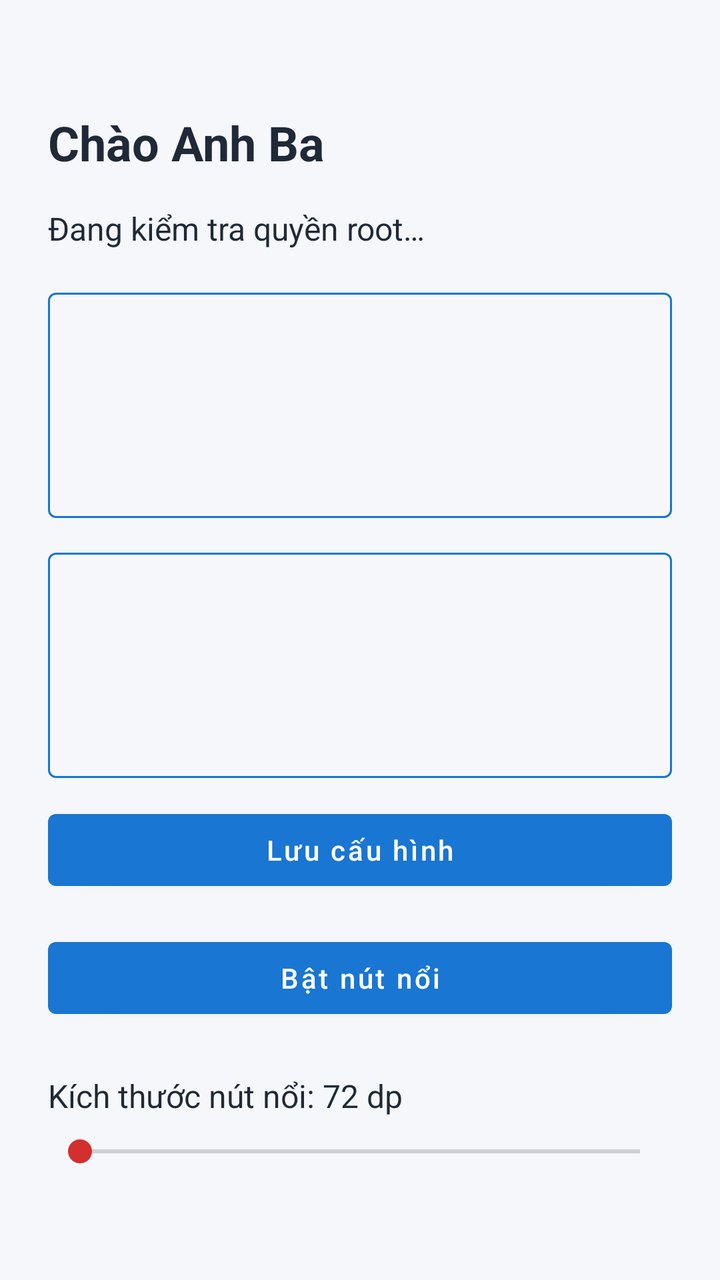
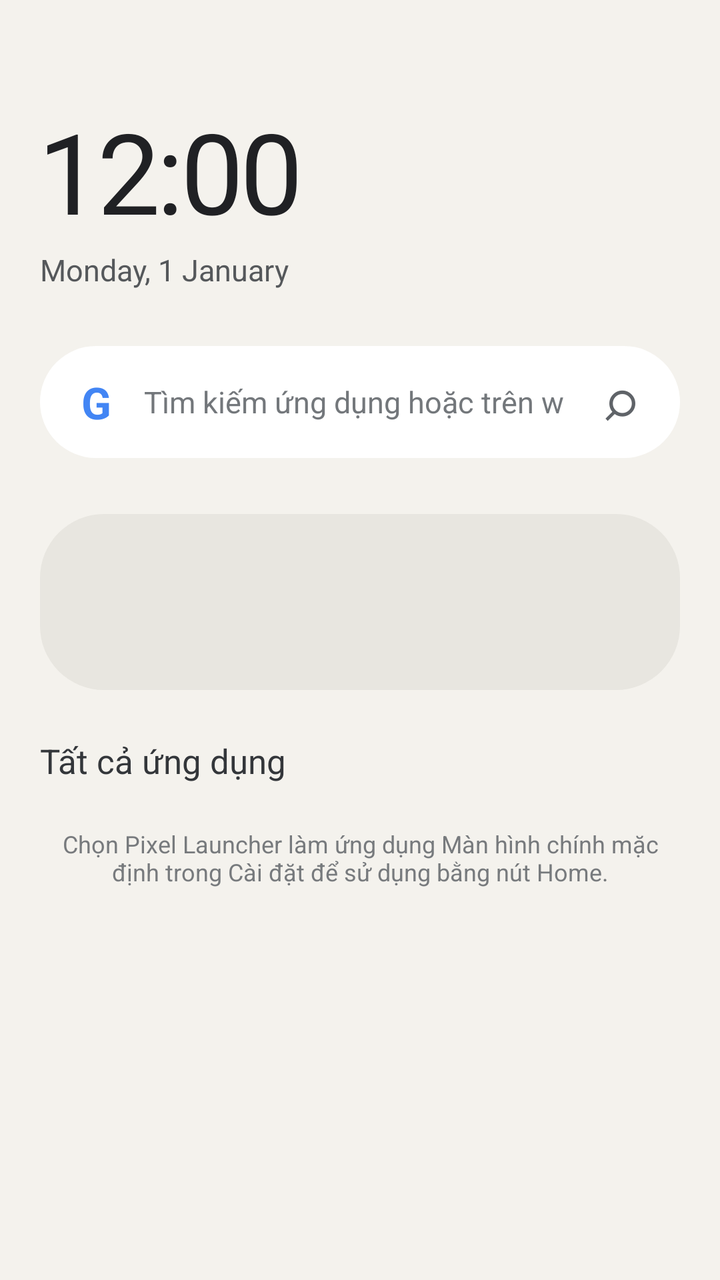

The first picture is an Android layout as it rendered before a commit; the second is the same layout after the commit. The layout source and the unified diff follow.
<!-- AndroidManifest.xml: application theme Theme.NutNoi -->
<!-- res/layout/activity_main.xml -->
<?xml version="1.0" encoding="utf-8"?>
<ScrollView xmlns:android="http://schemas.android.com/apk/res/android"
    xmlns:app="http://schemas.android.com/apk/res-auto"
    android:layout_width="match_parent"
    android:layout_height="match_parent"
    android:fillViewport="true"
    android:background="#F5F7FA">

    <LinearLayout
        android:layout_width="match_parent"
        android:layout_height="wrap_content"
        android:orientation="vertical"
        android:padding="24dp"
        android:gravity="center_vertical">

        <TextView
            android:layout_width="match_parent"
            android:layout_height="wrap_content"
            android:text="@string/greeting"
            android:textColor="#1F2937"
            android:textSize="24sp"
            android:textStyle="bold"
            android:layout_marginBottom="16dp" />

        <TextView
            android:id="@+id/rootStatus"
            android:layout_width="match_parent"
            android:layout_height="wrap_content"
            android:text="@string/root_status_checking"
            android:textColor="#1F2937"
            android:textSize="16sp"
            android:paddingBottom="16dp" />

        <com.google.android.material.textfield.TextInputLayout
            android:layout_width="match_parent"
            android:layout_height="wrap_content"
            android:layout_marginBottom="12dp"
            app:boxStrokeColor="@color/command_box_stroke"
            style="@style/Widget.MaterialComponents.TextInputLayout.OutlinedBox">

            <com.google.android.material.textfield.TextInputEditText
                android:id="@+id/blockCommandsInput"
                android:layout_width="match_parent"
                android:layout_height="wrap_content"
                android:gravity="top|start"
                android:inputType="textMultiLine|textNoSuggestions"
                android:minLines="4"
                android:maxLines="8"
                android:scrollbars="vertical"
                android:textColor="#1F2937"
                android:textStyle="bold" />
        </com.google.android.material.textfield.TextInputLayout>

        <com.google.android.material.textfield.TextInputLayout
            android:layout_width="match_parent"
            android:layout_height="wrap_content"
            android:layout_marginBottom="12dp"
            app:boxStrokeColor="@color/command_box_stroke"
            style="@style/Widget.MaterialComponents.TextInputLayout.OutlinedBox">

            <com.google.android.material.textfield.TextInputEditText
                android:id="@+id/unblockCommandsInput"
                android:layout_width="match_parent"
                android:layout_height="wrap_content"
                android:gravity="top|start"
                android:inputType="textMultiLine|textNoSuggestions"
                android:minLines="4"
                android:maxLines="8"
                android:scrollbars="vertical"
                android:textColor="#1F2937"
                android:textStyle="bold" />
        </com.google.android.material.textfield.TextInputLayout>

        <Button
            android:id="@+id/btnSaveCommands"
            android:layout_width="match_parent"
            android:layout_height="wrap_content"
            android:text="@string/save_configuration"
            android:textAllCaps="false"
            android:layout_marginBottom="16dp" />

        <Button
            android:id="@+id/btnToggleOverlay"
            android:layout_width="match_parent"
            android:layout_height="wrap_content"
            android:text="@string/enable_button"
            android:textAllCaps="false"
            android:layout_marginBottom="24dp" />

        <TextView
            android:id="@+id/overlaySizeLabel"
            android:layout_width="match_parent"
            android:layout_height="wrap_content"
            android:labelFor="@id/overlaySizeSeekBar"
            android:text="@string/overlay_size_value_default"
            android:textColor="#1F2937"
            android:textSize="16sp"
            android:paddingBottom="8dp" />

        <SeekBar
            android:id="@+id/overlaySizeSeekBar"
            android:layout_width="match_parent"
            android:layout_height="wrap_content"
            android:contentDescription="@string/overlay_size_label" />
    </LinearLayout>
</ScrollView>
<!-- resources referenced by this layout -->
<resources>
  <string name="enable_button">Bật nút nổi</string>
  <string name="greeting">Chào Anh Ba</string>
  <string name="overlay_size_label">Kích thước nút nổi</string>
  <string name="overlay_size_value_default">Kích thước nút nổi: 72 dp</string>
  <string name="root_status_checking">Đang kiểm tra quyền root…</string>
  <string name="save_configuration">Lưu cấu hình</string>
  <style name="Theme.NutNoi" parent="Theme.MaterialComponents.DayNight.NoActionBar">
          <item name="colorPrimary">#1976D2</item>
          <item name="colorPrimaryDark">#1565C0</item>
          <item name="colorAccent">#D32F2F</item>
          <item name="android:statusBarColor">@android:color/transparent</item>
          <item name="android:navigationBarColor">@android:color/transparent</item>
      </style>
</resources>

<!-- the commit's change to res/layout/activity_main.xml (unified diff, before → after) -->
@@ -1,106 +1,130 @@
 <?xml version="1.0" encoding="utf-8"?>
 <ScrollView xmlns:android="http://schemas.android.com/apk/res/android"
-    xmlns:app="http://schemas.android.com/apk/res-auto"
     android:layout_width="match_parent"
     android:layout_height="match_parent"
+    android:background="#F4F2ED"
     android:fillViewport="true"
-    android:background="#F5F7FA">
+    android:clipToPadding="false">
 
     <LinearLayout
         android:layout_width="match_parent"
         android:layout_height="wrap_content"
         android:orientation="vertical"
-        android:padding="24dp"
-        android:gravity="center_vertical">
+        android:paddingStart="20dp"
+        android:paddingTop="48dp"
+        android:paddingEnd="20dp"
+        android:paddingBottom="20dp">
+
+        <TextClock
+            android:layout_width="wrap_content"
+            android:layout_height="wrap_content"
+            android:format12Hour="h:mm"
+            android:format24Hour="HH:mm"
+            android:textColor="#202124"
+            android:textSize="56sp"
+            android:fontFamily="sans"
+            android:letterSpacing="-0.03"
+            android:importantForAccessibility="yes" />
+
+        <TextView
+            android:id="@+id/dateLabel"
+            android:layout_width="wrap_content"
+            android:layout_height="wrap_content"
+            android:layout_marginTop="2dp"
+            android:textColor="#55585B"
+            android:textSize="15sp"
+            android:text="Monday, 1 January" />
+
+        <Space
+            android:layout_width="match_parent"
+            android:layout_height="28dp" />
+
+        <LinearLayout
+            android:layout_width="match_parent"
+            android:layout_height="56dp"
+            android:background="@drawable/search_bar_background"
+            android:gravity="center_vertical"
+            android:orientation="horizontal"
+            android:paddingStart="16dp"
+            android:paddingEnd="10dp">
+
+            <TextView
+                android:layout_width="24dp"
+                android:layout_height="wrap_content"
+                android:gravity="center"
+                android:text="G"
+                android:textColor="#4285F4"
+                android:textSize="22sp"
+                android:textStyle="bold"
+                android:contentDescription="Google" />
+
+            <EditText
+                android:id="@+id/searchInput"
+                android:layout_width="0dp"
+                android:layout_height="match_parent"
+                android:layout_weight="1"
+                android:background="@android:color/transparent"
+                android:hint="@string/search_hint"
+                android:imeOptions="actionSearch"
+                android:inputType="text"
+                android:paddingStart="12dp"
+                android:paddingEnd="8dp"
+                android:singleLine="true"
+                android:textColor="#202124"
+                android:textColorHint="#73777B"
+                android:textSize="15sp" />
+
+            <TextView
+                android:id="@+id/searchAction"
+                android:layout_width="40dp"
+                android:layout_height="match_parent"
+                android:clickable="true"
+                android:contentDescription="@string/search"
+                android:focusable="true"
+                android:gravity="center"
+                android:text="⌕"
+                android:textColor="#5F6368"
+                android:textSize="28sp" />
+        </LinearLayout>
+
+        <Space
+            android:layout_width="match_parent"
+            android:layout_height="28dp" />
+
+        <LinearLayout
+            android:id="@+id/dock"
+            android:layout_width="match_parent"
+            android:layout_height="88dp"
+            android:background="@drawable/dock_background"
+            android:gravity="center"
+            android:orientation="horizontal"
+            android:paddingStart="6dp"
+            android:paddingEnd="6dp" />
 
         <TextView
             android:layout_width="match_parent"
             android:layout_height="wrap_content"
-            android:text="@string/greeting"
-            android:textColor="#1F2937"
-            android:textSize="24sp"
-            android:textStyle="bold"
-            android:layout_marginBottom="16dp" />
+            android:layout_marginTop="24dp"
+            android:layout_marginBottom="10dp"
+            android:text="@string/all_apps"
+            android:textColor="#33363A"
+            android:textSize="17sp"
+            android:textStyle="normal" />
+
+        <GridLayout
+            android:id="@+id/appsGrid"
+            android:layout_width="match_parent"
+            android:layout_height="wrap_content"
+            android:columnCount="4"
+            android:useDefaultMargins="false" />
 
         <TextView
-            android:id="@+id/rootStatus"
             android:layout_width="match_parent"
             android:layout_height="wrap_content"
-            android:text="@string/root_status_checking"
-            android:textColor="#1F2937"
-            android:textSize="16sp"
-            android:paddingBottom="16dp" />
-
-        <com.google.android.material.textfield.TextInputLayout
-            android:layout_width="match_parent"
-            android:layout_height="wrap_content"
-            android:layout_marginBottom="12dp"
-            app:boxStrokeColor="@color/command_box_stroke"
-            style="@style/Widget.MaterialComponents.TextInputLayout.OutlinedBox">
-
-            <com.google.android.material.textfield.TextInputEditText
-                android:id="@+id/blockCommandsInput"
-                android:layout_width="match_parent"
-                android:layout_height="wrap_content"
-                android:gravity="top|start"
-                android:inputType="textMultiLine|textNoSuggestions"
-                android:minLines="4"
-                android:maxLines="8"
-                android:scrollbars="vertical"
-                android:textColor="#1F2937"
-                android:textStyle="bold" />
-        </com.google.android.material.textfield.TextInputLayout>
-
-        <com.google.android.material.textfield.TextInputLayout
-            android:layout_width="match_parent"
-            android:layout_height="wrap_content"
-            android:layout_marginBottom="12dp"
-            app:boxStrokeColor="@color/command_box_stroke"
-            style="@style/Widget.MaterialComponents.TextInputLayout.OutlinedBox">
-
-            <com.google.android.material.textfield.TextInputEditText
-                android:id="@+id/unblockCommandsInput"
-                android:layout_width="match_parent"
-                android:layout_height="wrap_content"
-                android:gravity="top|start"
-                android:inputType="textMultiLine|textNoSuggestions"
-                android:minLines="4"
-                android:maxLines="8"
-                android:scrollbars="vertical"
-                android:textColor="#1F2937"
-                android:textStyle="bold" />
-        </com.google.android.material.textfield.TextInputLayout>
-
-        <Button
-            android:id="@+id/btnSaveCommands"
-            android:layout_width="match_parent"
-            android:layout_height="wrap_content"
-            android:text="@string/save_configuration"
-            android:textAllCaps="false"
-            android:layout_marginBottom="16dp" />
-
-        <Button
-            android:id="@+id/btnToggleOverlay"
-            android:layout_width="match_parent"
-            android:layout_height="wrap_content"
-            android:text="@string/enable_button"
-            android:textAllCaps="false"
-            android:layout_marginBottom="24dp" />
-
-        <TextView
-            android:id="@+id/overlaySizeLabel"
-            android:layout_width="match_parent"
-            android:layout_height="wrap_content"
-            android:labelFor="@id/overlaySizeSeekBar"
-            android:text="@string/overlay_size_value_default"
-            android:textColor="#1F2937"
-            android:textSize="16sp"
-            android:paddingBottom="8dp" />
-
-        <SeekBar
-            android:id="@+id/overlaySizeSeekBar"
-            android:layout_width="match_parent"
-            android:layout_height="wrap_content"
-            android:contentDescription="@string/overlay_size_label" />
+            android:layout_marginTop="12dp"
+            android:gravity="center"
+            android:text="@string/home_instructions"
+            android:textColor="#777A7D"
+            android:textSize="12sp" />
     </LinearLayout>
 </ScrollView>
<!-- resource entries referenced after the edit -->
@@ -1,17 +1,30 @@
 <!-- resources referenced by this layout -->
 <resources>
-  <string name="enable_button">Bật nút nổi</string>
-  <string name="greeting">Chào Anh Ba</string>
-  <string name="overlay_size_label">Kích thước nút nổi</string>
-  <string name="overlay_size_value_default">Kích thước nút nổi: 72 dp</string>
-  <string name="root_status_checking">Đang kiểm tra quyền root…</string>
-  <string name="save_configuration">Lưu cấu hình</string>
+  <!-- drawable dock_background (drawable) -->
+  <?xml version="1.0" encoding="utf-8"?>
+  <shape xmlns:android="http://schemas.android.com/apk/res/android" android:shape="rectangle">
+      <solid android:color="#E8E6E0" />
+      <corners android:radius="32dp" />
+  </shape>
+  <!-- drawable search_bar_background (drawable) -->
+  <?xml version="1.0" encoding="utf-8"?>
+  <shape xmlns:android="http://schemas.android.com/apk/res/android" android:shape="rectangle">
+      <solid android:color="#FFFFFF" />
+      <corners android:radius="28dp" />
+  </shape>
+  <string name="all_apps">Tất cả ứng dụng</string>
+  <string name="home_instructions">Chọn Pixel Launcher làm ứng dụng Màn hình chính mặc định trong Cài đặt để sử dụng bằng nút Home.</string>
+  <string name="search">Tìm kiếm</string>
+  <string name="search_hint">Tìm kiếm ứng dụng hoặc trên web</string>
   <style name="Theme.NutNoi" parent="Theme.MaterialComponents.DayNight.NoActionBar">
-          <item name="colorPrimary">#1976D2</item>
-          <item name="colorPrimaryDark">#1565C0</item>
-          <item name="colorAccent">#D32F2F</item>
-          <item name="android:statusBarColor">@android:color/transparent</item>
-          <item name="android:navigationBarColor">@android:color/transparent</item>
+          <item name="colorPrimary">#5E81AC</item>
+          <item name="colorPrimaryDark">#F4F2ED</item>
+          <item name="colorAccent">#5E81AC</item>
+          <item name="android:statusBarColor">#F4F2ED</item>
+          <item name="android:navigationBarColor">#F4F2ED</item>
+          <item name="android:windowLightStatusBar">true</item>
+          <item name="android:windowLightNavigationBar">true</item>
+          <item name="android:windowBackground">#F4F2ED</item>
       </style>
 </resources>
 
